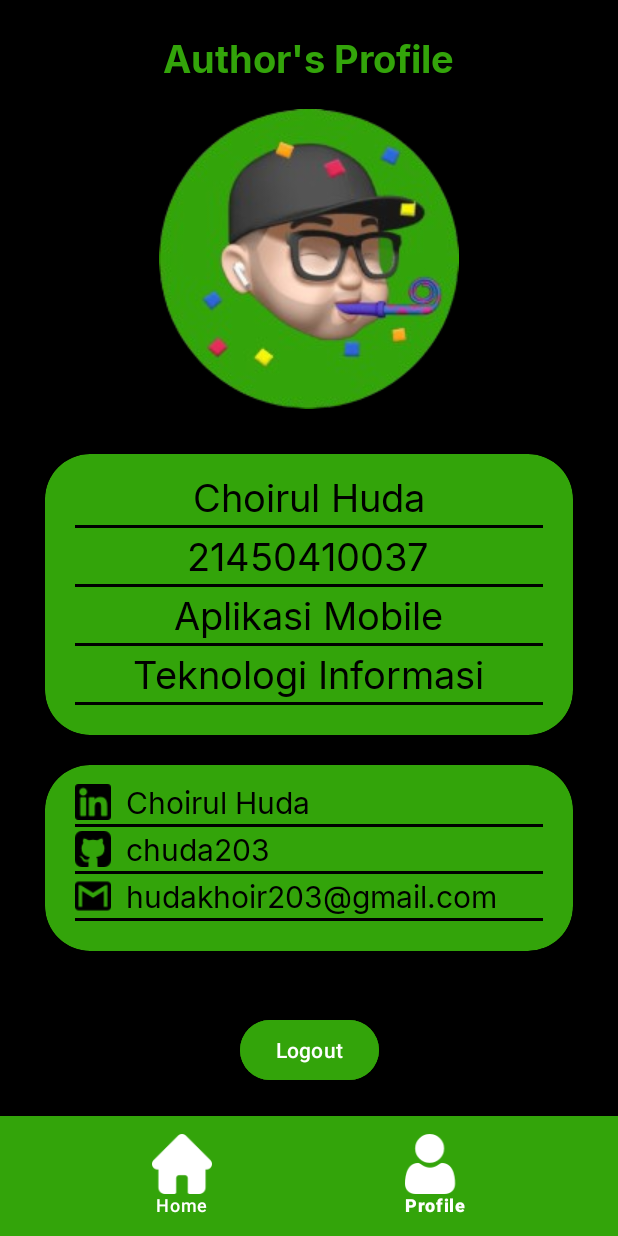
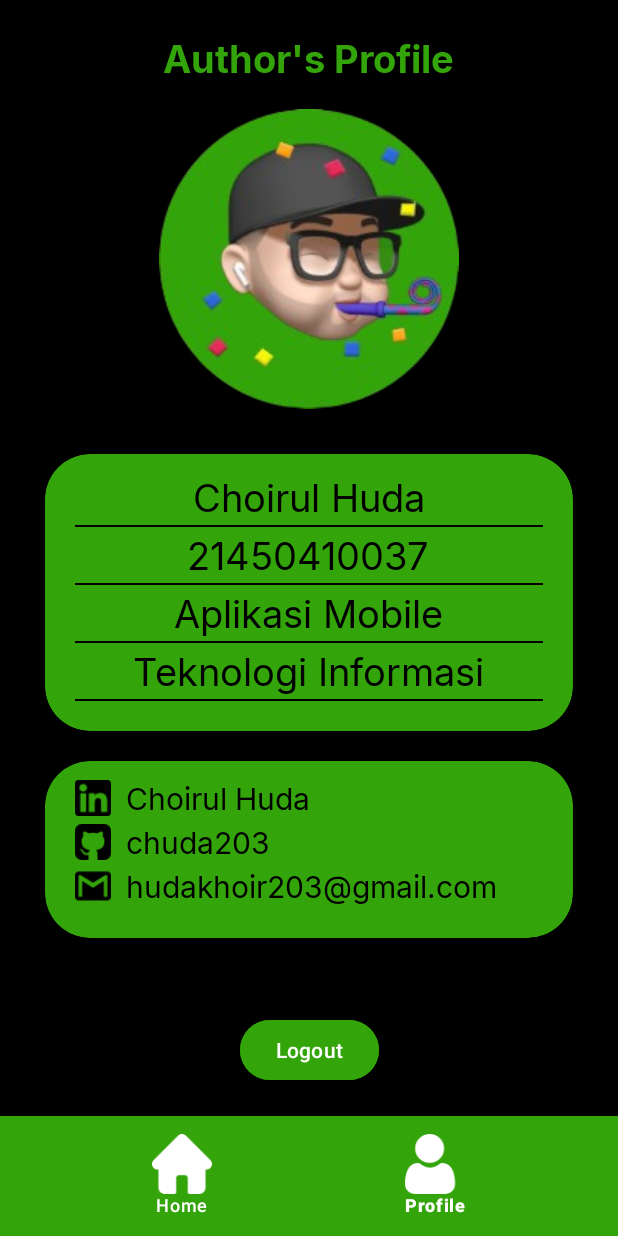
Before and after one commit to chuda203/RnM_Fandom, an Android app: the screen it shows after launch (MainActivity), item 2 of the bottom bar chosen, on a phone screen of 412 x 824 dp. Run offline under Robolectric (Android 15) with nearby library versions, the phone set to English and light mode, and no system bars.

Commit message:
fix minor layout error di profil

```diff
--- a/app/src/main/res/layout/activity_main.xml
+++ b/app/src/main/res/layout/activity_main.xml
@@ -8,6 +8,7 @@
 
     <androidx.fragment.app.FragmentContainerView
         android:id="@+id/fragment_container"
+        tools:layout="@layout/fragment_home"
         android:layout_width="match_parent"
         android:layout_height="0dp"
         app:layout_constraintBottom_toTopOf="@+id/bottom_nav"
--- a/app/src/main/res/layout/fragment_profile.xml
+++ b/app/src/main/res/layout/fragment_profile.xml
@@ -73,7 +73,7 @@
 
                 <View
                     android:layout_width="match_parent"
-                    android:layout_height="2dp"
+                    android:layout_height="1dp"
                     android:layout_marginHorizontal="20dp"
                     android:background="@color/black" />
 
@@ -88,7 +88,7 @@
 
                 <View
                     android:layout_width="match_parent"
-                    android:layout_height="2dp"
+                    android:layout_height="1dp"
                     android:layout_marginHorizontal="20dp"
                     android:background="@color/black" />
 
@@ -103,7 +103,7 @@
 
                 <View
                     android:layout_width="match_parent"
-                    android:layout_height="2dp"
+                    android:layout_height="1dp"
                     android:layout_marginHorizontal="20dp"
                     android:background="@color/black" />
 
@@ -119,7 +119,7 @@
 
                 <View
                     android:layout_width="match_parent"
-                    android:layout_height="2dp"
+                    android:layout_height="1dp"
                     android:layout_marginHorizontal="20dp"
                     android:background="@color/black" />
 
@@ -166,11 +166,7 @@
                     android:layout_marginEnd="10dp"
                     android:src="@drawable/linkedin" />
                 </RelativeLayout>
-                <View
-                    android:layout_width="match_parent"
-                    android:layout_height="2dp"
-                    android:layout_marginHorizontal="20dp"
-                    android:background="@color/black" />
+
 
                 <RelativeLayout
                     android:layout_width="match_parent"
@@ -195,12 +191,6 @@
                     android:layout_marginEnd="10dp"
                     android:src="@drawable/github" />
                 </RelativeLayout>
-
-                <View
-                    android:layout_width="match_parent"
-                    android:layout_height="2dp"
-                    android:layout_marginHorizontal="20dp"
-                    android:background="@color/black" />
 
                 <RelativeLayout
                     android:layout_width="match_parent"
@@ -228,12 +218,6 @@
 
                 </RelativeLayout>
 
-                <View
-                    android:layout_width="match_parent"
-                    android:layout_height="2dp"
-                    android:layout_marginHorizontal="20dp"
-                    android:background="@color/black" />
-
 
             </LinearLayout>
 
```
